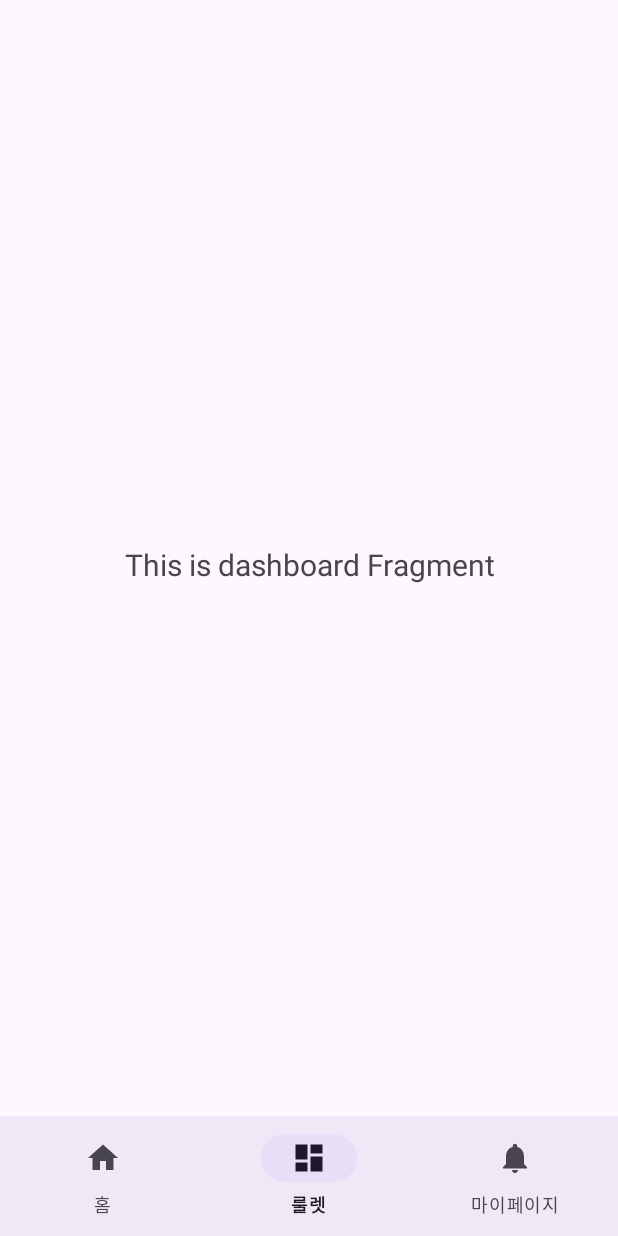
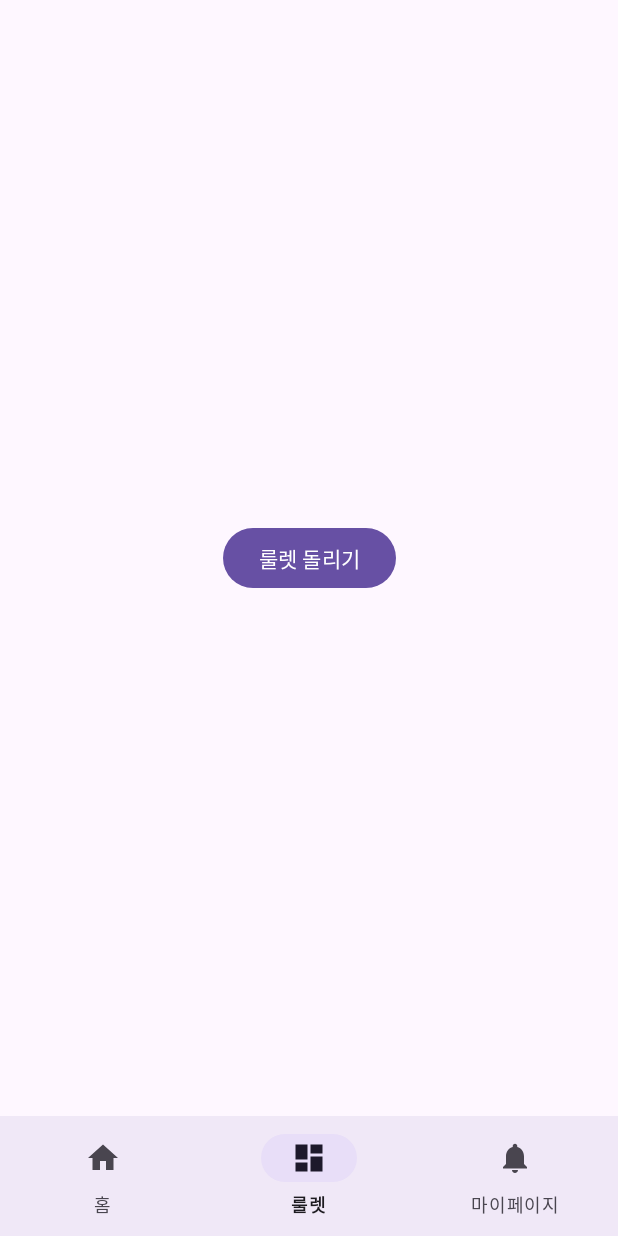
Before and after one commit to JackAhn/RandomFoodGood, an Android app: the screen it shows after launch (MainActivity), item 2 of the bottom bar chosen, on a phone screen of 412 x 824 dp. Run offline under Robolectric (Android 15) with nearby library versions, the phone set to English and light mode, and no system bars; our stand-ins replace navigation-ui.

Commit message:
룰렛 기능 구현

```diff
--- /dev/null
+++ b/app/src/main/java/com/jackahn/randomfoodgood/dao/OnDataPass.kt
@@ -0,0 +1,5 @@
+package com.jackahn.randomfoodgood.dao
+
+interface OnDataPass {
+    fun onDataPass(data: ArrayList<PlaceResult>)
+}
--- a/app/src/main/java/com/jackahn/randomfoodgood/dao/ResultSearchKeyword.kt
+++ b/app/src/main/java/com/jackahn/randomfoodgood/dao/ResultSearchKeyword.kt
@@ -11,4 +11,6 @@ data class Place(
     var road_address_name: String,      // 도로명 주소
     var x: String,                      // X 좌표값, longitude
     var y: String,                      // Y 좌표값, latitude
+    var phone: String,                  // 전화번호
+    var place_url: String               // 카카오맵 위치 정보 URL
 )
--- a/app/src/main/java/com/jackahn/randomfoodgood/view/main/MainActivity.kt
+++ b/app/src/main/java/com/jackahn/randomfoodgood/view/main/MainActivity.kt
@@ -8,11 +8,14 @@ import androidx.navigation.ui.AppBarConfiguration
 import androidx.navigation.ui.setupActionBarWithNavController
 import androidx.navigation.ui.setupWithNavController
 import com.jackahn.randomfoodgood.R
+import com.jackahn.randomfoodgood.dao.OnDataPass
+import com.jackahn.randomfoodgood.dao.PlaceResult
 import com.jackahn.randomfoodgood.databinding.ActivityMainBinding
 
-class MainActivity : AppCompatActivity() {
+class MainActivity : AppCompatActivity(), OnDataPass {
 
     private lateinit var binding: ActivityMainBinding
+    private var result = ArrayList<PlaceResult>()
 
     override fun onCreate(savedInstanceState: Bundle?) {
         super.onCreate(savedInstanceState)
@@ -29,4 +32,12 @@ class MainActivity : AppCompatActivity() {
 //        setupActionBarWithNavController(navController, appBarConfiguration)
         navView.setupWithNavController(navController)
     }
+
+    override fun onDataPass(data: ArrayList<PlaceResult>) {
+        result = data
+    }
+
+    fun getResult(): ArrayList<PlaceResult>{
+        return result
+    }
 }
--- a/app/src/main/java/com/jackahn/randomfoodgood/view/main/dashboard/DashboardFragment.kt
+++ /dev/null
@@ -1,42 +0,0 @@
-package com.jackahn.randomfoodgood.view.main.dashboard
-
-import android.os.Bundle
-import android.view.LayoutInflater
-import android.view.View
-import android.view.ViewGroup
-import android.widget.TextView
-import androidx.fragment.app.Fragment
-import androidx.lifecycle.ViewModelProvider
-import com.jackahn.randomfoodgood.databinding.FragmentDashboardBinding
-
-class DashboardFragment : Fragment() {
-
-    private var _binding: FragmentDashboardBinding? = null
-
-    // This property is only valid between onCreateView and
-    // onDestroyView.
-    private val binding get() = _binding!!
-
-    override fun onCreateView(
-        inflater: LayoutInflater,
-        container: ViewGroup?,
-        savedInstanceState: Bundle?
-    ): View {
-        val dashboardViewModel =
-            ViewModelProvider(this).get(DashboardViewModel::class.java)
-
-        _binding = FragmentDashboardBinding.inflate(inflater, container, false)
-        val root: View = binding.root
-
-        val textView: TextView = binding.textDashboard
-        dashboardViewModel.text.observe(viewLifecycleOwner) {
-            textView.text = it
-        }
-        return root
-    }
-
-    override fun onDestroyView() {
-        super.onDestroyView()
-        _binding = null
-    }
-}
--- a/app/src/main/java/com/jackahn/randomfoodgood/view/main/dashboard/DashboardViewModel.kt
+++ /dev/null
@@ -1,13 +0,0 @@
-package com.jackahn.randomfoodgood.view.main.dashboard
-
-import androidx.lifecycle.LiveData
-import androidx.lifecycle.MutableLiveData
-import androidx.lifecycle.ViewModel
-
-class DashboardViewModel : ViewModel() {
-
-    private val _text = MutableLiveData<String>().apply {
-        value = "This is dashboard Fragment"
-    }
-    val text: LiveData<String> = _text
-}
--- a/app/src/main/java/com/jackahn/randomfoodgood/view/main/home/HomeFragment.kt
+++ b/app/src/main/java/com/jackahn/randomfoodgood/view/main/home/HomeFragment.kt
@@ -3,6 +3,7 @@ package com.jackahn.randomfoodgood.view.main.home
 import android.Manifest
 import android.content.Context
 import android.content.Context.LOCATION_SERVICE
+import android.content.Intent
 import android.content.pm.PackageManager
 import android.location.Location
 import android.location.LocationListener
@@ -13,15 +14,11 @@ import android.view.LayoutInflater
 import android.view.View
 import android.view.ViewGroup
 import android.widget.TextView
-import android.widget.Toast
 import androidx.core.app.ActivityCompat
-import androidx.core.content.ContextCompat.getSystemService
 import androidx.fragment.app.Fragment
-import androidx.lifecycle.ViewModelProvider
 import androidx.recyclerview.widget.LinearLayoutManager
 import androidx.recyclerview.widget.RecyclerView
-import com.jackahn.randomfoodgood.R
-import com.jackahn.randomfoodgood.dao.Place
+import com.jackahn.randomfoodgood.dao.OnDataPass
 import com.jackahn.randomfoodgood.dao.PlaceResult
 import com.jackahn.randomfoodgood.dao.ResultSearchKeyword
 import com.jackahn.randomfoodgood.databinding.FragmentHomeBinding
@@ -36,11 +33,11 @@ import kotlin.math.cos
 import kotlin.math.pow
 import kotlin.math.sin
 import kotlin.math.sqrt
-import kotlin.streams.toList
 
 class HomeFragment : Fragment() {
 
     private var _binding: FragmentHomeBinding? = null
+    lateinit var dataPasser: OnDataPass
 
     private var mLocationManager: LocationManager? = null
     private var locationListener = object : LocationListener {
@@ -56,7 +53,7 @@ class HomeFragment : Fragment() {
     private val binding get() = _binding!!
     companion object {
         const val BASE_URL = "https://dapi.kakao.com/"
-        const val API_KEY = "KakaoAK 377c3dd018b17885357d72c0852114cd"  // REST API 키
+        const val API_KEY = "KakaoAK 377c3dd018b17885357d72c0852114cd"  // 카카오 REST API 키
         const val R = 6372.8 * 1000
     }
 
@@ -90,6 +87,7 @@ class HomeFragment : Fragment() {
             ) == PackageManager.PERMISSION_GRANTED
         ) {
             mLocationManager!!.requestLocationUpdates(LocationManager.GPS_PROVIDER, 10000, 10.0f, locationListener)
+
             val location: Location? = mLocationManager!!.getLastKnownLocation(LocationManager.GPS_PROVIDER)
             location?.let{
                 val latitude = location.latitude
@@ -120,13 +118,18 @@ class HomeFragment : Fragment() {
                 Log.d("Kakao-Result", "Raw: ${response.raw()}")
                 Log.d("Kakao-Result", "Body: ${response.body()}")
 
-                val body = response.body()!!.documents
+                var body = response.body()!!.documents
+                body = body.sortedBy {
+                    getDistance(lat, lng, it.y.toDouble(), it.x.toDouble())
+                }.toList()
                 result.clear()
 
                 body.forEach {
                     result.add(PlaceResult(it.place_name, it.road_address_name,
-                        getDistance(lat, lng, it.y.toDouble(), it.x.toDouble()).toString() + "m"))
+                        (getDistance(lat, lng, it.y.toDouble(), it.x.toDouble()).toString() + "m"), it.phone, it.place_url))
                 }
+
+                passData(result)
 
                 adapter!!.notifyDataSetChanged()
             }
@@ -147,6 +150,15 @@ class HomeFragment : Fragment() {
         return (HomeFragment.R * c).toInt()
     }
 
+    override fun onAttach(context: Context) {
+        super.onAttach(context)
+        dataPasser = context as OnDataPass
+    }
+
+    fun passData(data: ArrayList<PlaceResult>){
+        dataPasser.onDataPass(data)
+    }
+
     override fun onDestroyView() {
         super.onDestroyView()
         _binding = null
@@ -160,7 +172,6 @@ class HomeFragment : Fragment() {
             val distanceText = itemView.findViewById<TextView>(com.jackahn.randomfoodgood.R.id.foodDistance)
         }
 
-
         override fun onCreateViewHolder(parent: ViewGroup, viewType: Int): BoardViewHolder {
             val view = LayoutInflater.from(parent.context).inflate(com.jackahn.randomfoodgood.R.layout.food_detail, parent, false)
             return BoardViewHolder(view)
@@ -170,6 +181,12 @@ class HomeFragment : Fragment() {
             holder.titleText.text = itemList[position].place_name
             holder.placeText.text = itemList[position].road_address_name
             holder.distanceText.text = itemList[position].distance
+
+            holder.itemView.setOnClickListener {
+                val intent = Intent(it.context, DetailFoodActivity::class.java)
+                intent.putExtra("food", itemList[position])
+                it.context.startActivity(intent)
+            }
         }
 
         override fun getItemCount(): Int {
--- /dev/null
+++ b/app/src/main/java/com/jackahn/randomfoodgood/view/main/roulette/RouletteFragment.kt
@@ -0,0 +1,109 @@
+package com.jackahn.randomfoodgood.view.main.roulette
+
+import android.content.Intent
+import android.os.Bundle
+import android.view.LayoutInflater
+import android.view.View
+import android.view.ViewGroup
+import android.widget.Toast
+import androidx.fragment.app.Fragment
+import com.jackahn.randomfoodgood.dao.PlaceResult
+import com.jackahn.randomfoodgood.databinding.FragmentRouletteBinding
+import com.jackahn.randomfoodgood.view.main.MainActivity
+import com.jackahn.randomfoodgood.view.main.home.DetailFoodActivity
+import kotlinx.coroutines.selects.select
+import java.util.Random
+
+class RouletteFragment : Fragment() {
+
+    private var _binding: FragmentRouletteBinding? = null
+
+    // This property is only valid between onCreateView and
+    // onDestroyView.
+    private val binding get() = _binding!!
+
+    private var result = ArrayList<PlaceResult>()
+    private var number: Int = -1
+    private lateinit var random: Random
+
+    override fun onCreateView(
+        inflater: LayoutInflater,
+        container: ViewGroup?,
+        savedInstanceState: Bundle?
+    ): View {
+        _binding = FragmentRouletteBinding.inflate(inflater, container, false)
+        val root: View = binding.root
+        return root
+    }
+
+    override fun onViewCreated(view: View, savedInstanceState: Bundle?) {
+        super.onViewCreated(view, savedInstanceState)
+
+        result = (requireActivity() as MainActivity).getResult()
+        random = Random()
+        init()
+    }
+
+
+    private fun init(){
+        origin()
+
+        binding.startRouletteBtn.setOnClickListener {
+            reroll()
+        }
+
+        binding.rouletteResetBtn.setOnClickListener {
+            origin()
+        }
+    }
+
+    // 초기 상태
+    private fun origin(){
+        binding.rouletteText1.visibility = View.INVISIBLE
+        binding.roulettePlaceText.visibility = View.INVISIBLE
+        binding.rouletteText2.visibility = View.INVISIBLE
+        binding.rouletteShareBtn.visibility = View.INVISIBLE
+        binding.rouletteResetBtn.visibility = View.INVISIBLE
+        binding.imageView2.visibility = View.INVISIBLE
+        binding.rouletteAddrText.visibility = View.INVISIBLE
+
+        binding.startRouletteBtn.visibility = View.VISIBLE
+    }
+
+    // 룰렛 결과 표시
+    private fun reroll(){
+        binding.rouletteText1.visibility = View.VISIBLE
+        binding.roulettePlaceText.visibility = View.VISIBLE
+        binding.rouletteText2.visibility = View.VISIBLE
+        binding.rouletteShareBtn.visibility = View.VISIBLE
+        binding.rouletteResetBtn.visibility = View.VISIBLE
+        binding.imageView2.visibility = View.VISIBLE
+        binding.imageView2.visibility = View.VISIBLE
+        binding.rouletteAddrText.visibility = View.VISIBLE
+
+        binding.startRouletteBtn.visibility = View.INVISIBLE
+
+        number = random.nextInt(result.count())
+
+        val selected = result.get(number)
+        binding.roulettePlaceText.text = selected.place_name
+        binding.rouletteAddrText.text = selected.road_address_name
+
+        //공유하기 버튼
+        binding.rouletteShareBtn.setOnClickListener {
+            val textIntent = Intent(Intent.ACTION_SEND)
+            textIntent.addCategory(Intent.CATEGORY_DEFAULT)
+            textIntent.setType("text/plain")
+
+            textIntent.putExtra(Intent.EXTRA_TEXT, selected.place_name + "\n" + selected.place_url)
+
+            val shareIntent = Intent.createChooser(textIntent, "공유하기")
+            startActivity(shareIntent)
+        }
+    }
+
+    override fun onDestroyView() {
+        super.onDestroyView()
+        _binding = null
+    }
+}
--- a/app/src/main/res/layout/fragment_dashboard.xml
+++ /dev/null
@@ -1,22 +0,0 @@
-<?xml version="1.0" encoding="utf-8"?>
-<androidx.constraintlayout.widget.ConstraintLayout xmlns:android="http://schemas.android.com/apk/res/android"
-    xmlns:app="http://schemas.android.com/apk/res-auto"
-    xmlns:tools="http://schemas.android.com/tools"
-    android:layout_width="match_parent"
-    android:layout_height="match_parent"
-    tools:context=".view.main.dashboard.DashboardFragment">
-
-    <TextView
-        android:id="@+id/text_dashboard"
-        android:layout_width="match_parent"
-        android:layout_height="wrap_content"
-        android:layout_marginStart="8dp"
-        android:layout_marginTop="8dp"
-        android:layout_marginEnd="8dp"
-        android:textAlignment="center"
-        android:textSize="20sp"
-        app:layout_constraintBottom_toBottomOf="parent"
-        app:layout_constraintEnd_toEndOf="parent"
-        app:layout_constraintStart_toStartOf="parent"
-        app:layout_constraintTop_toTopOf="parent" />
-</androidx.constraintlayout.widget.ConstraintLayout>
--- a/app/src/main/res/layout/fragment_insert_name.xml
+++ b/app/src/main/res/layout/fragment_insert_name.xml
@@ -5,10 +5,4 @@
     android:layout_height="match_parent"
     tools:context=".view.login.InsertNameFragment">
 
-    <!-- TODO: Update blank fragment layout -->
-    <TextView
-        android:layout_width="match_parent"
-        android:layout_height="match_parent"
-        android:text="@string/hello_blank_fragment" />
-
 </FrameLayout>
--- /dev/null
+++ b/app/src/main/res/layout/fragment_roulette.xml
@@ -0,0 +1,101 @@
+<?xml version="1.0" encoding="utf-8"?>
+<androidx.constraintlayout.widget.ConstraintLayout xmlns:android="http://schemas.android.com/apk/res/android"
+    xmlns:app="http://schemas.android.com/apk/res-auto"
+    xmlns:tools="http://schemas.android.com/tools"
+    android:layout_width="match_parent"
+    android:layout_height="match_parent"
+    android:layout_margin="16dp"
+    tools:context=".view.main.roulette.RouletteFragment">
+
+    <Button
+        android:id="@+id/startRouletteBtn"
+        android:layout_width="wrap_content"
+        android:layout_height="wrap_content"
+        android:text="룰렛 돌리기"
+        app:layout_constraintBottom_toBottomOf="parent"
+        app:layout_constraintEnd_toEndOf="parent"
+        app:layout_constraintStart_toStartOf="parent"
+        app:layout_constraintTop_toTopOf="parent" />
+
+    <TextView
+        android:id="@+id/rouletteText1"
+        android:layout_width="wrap_content"
+        android:layout_height="wrap_content"
+        android:layout_marginStart="16dp"
+        android:layout_marginTop="40dp"
+        android:text="결과는...!"
+        android:visibility="invisible"
+        app:layout_constraintStart_toStartOf="parent"
+        app:layout_constraintTop_toTopOf="parent" />
+
+    <TextView
+        android:id="@+id/roulettePlaceText"
+        android:layout_width="wrap_content"
+        android:layout_height="wrap_content"
+        android:layout_marginTop="20dp"
+        android:text="TextView"
+        android:visibility="invisible"
+        app:layout_constraintStart_toStartOf="@+id/rouletteText1"
+        app:layout_constraintTop_toBottomOf="@+id/rouletteText1" />
+
+    <TextView
+        android:id="@+id/rouletteText2"
+        android:layout_width="wrap_content"
+        android:layout_height="wrap_content"
+        android:layout_marginTop="20dp"
+        android:text="입니다 축하합니다!"
+        android:visibility="invisible"
+        app:layout_constraintStart_toStartOf="@+id/roulettePlaceText"
+        app:layout_constraintTop_toBottomOf="@+id/roulettePlaceText" />
+
+    <ImageView
+        android:id="@+id/imageView2"
+        android:layout_width="wrap_content"
+        android:layout_height="0dp"
+        android:layout_marginTop="36dp"
+        android:layout_marginBottom="36dp"
+        android:scaleType="fitCenter"
+        android:src="@drawable/sample_map"
+        android:visibility="invisible"
+        app:layout_constraintBottom_toTopOf="@+id/rouletteAddrText"
+        app:layout_constraintEnd_toEndOf="@+id/rouletteShareBtn"
+        app:layout_constraintStart_toStartOf="@+id/rouletteShareBtn"
+        app:layout_constraintTop_toBottomOf="@+id/rouletteText2"
+        app:layout_constraintVertical_bias="0.0" />
+
+    <TextView
+        android:id="@+id/rouletteAddrText"
+        android:layout_width="wrap_content"
+        android:layout_height="wrap_content"
+        android:layout_marginBottom="36dp"
+        android:text="TextView"
+        android:visibility="invisible"
+        app:layout_constraintBottom_toTopOf="@+id/rouletteShareBtn"
+        app:layout_constraintEnd_toEndOf="@+id/rouletteShareBtn"
+        app:layout_constraintStart_toStartOf="@+id/rouletteShareBtn" />
+
+    <Button
+        android:id="@+id/rouletteShareBtn"
+        android:layout_width="0dp"
+        android:layout_height="wrap_content"
+        android:layout_marginBottom="20dp"
+        android:text="공유하기"
+        android:visibility="invisible"
+        app:layout_constraintBottom_toTopOf="@+id/rouletteResetBtn"
+        app:layout_constraintEnd_toEndOf="@+id/rouletteResetBtn"
+        app:layout_constraintStart_toStartOf="@+id/rouletteResetBtn" />
+
+    <Button
+        android:id="@+id/rouletteResetBtn"
+        android:layout_width="0dp"
+        android:layout_height="wrap_content"
+        android:layout_marginStart="16dp"
+        android:layout_marginEnd="16dp"
+        android:layout_marginBottom="40dp"
+        android:text="다시 돌리기"
+        android:visibility="invisible"
+        app:layout_constraintBottom_toBottomOf="parent"
+        app:layout_constraintEnd_toEndOf="parent"
+        app:layout_constraintStart_toStartOf="parent" />
+
+</androidx.constraintlayout.widget.ConstraintLayout>
--- a/app/src/main/res/layout/fragment_select.xml
+++ b/app/src/main/res/layout/fragment_select.xml
@@ -5,10 +5,4 @@
     android:layout_height="match_parent"
     tools:context=".view.login.SelectFragment">
 
-    <!-- TODO: Update blank fragment layout -->
-    <TextView
-        android:layout_width="match_parent"
-        android:layout_height="match_parent"
-        android:text="@string/hello_blank_fragment" />
-
 </FrameLayout>
--- a/app/src/main/res/navigation/mobile_navigation.xml
+++ b/app/src/main/res/navigation/mobile_navigation.xml
@@ -13,13 +13,13 @@
 
     <fragment
         android:id="@+id/navigation_dashboard"
-        android:name="com.jackahn.randomfoodgood.view.main.dashboard.DashboardFragment"
-        android:label="@string/title_dashboard"
-        tools:layout="@layout/fragment_dashboard" />
+        android:name="com.jackahn.randomfoodgood.view.main.roulette.RouletteFragment"
+        android:label="@string/title_roulette"
+        tools:layout="@layout/fragment_roulette" />
 
     <fragment
         android:id="@+id/navigation_notifications"
         android:name="com.jackahn.randomfoodgood.view.main.notifications.NotificationsFragment"
-        android:label="@string/title_notifications"
+        android:label="@string/title_mypage"
         tools:layout="@layout/fragment_notifications" />
 </navigation>
```
Also changed, not shown: app/src/main/AndroidManifest.xml (+6 -8 lines), app/src/main/java/com/jackahn/randomfoodgood/dao/PlaceResult.kt (+6 -2 lines), app/src/main/java/com/jackahn/randomfoodgood/view/main/home/DetailFoodActivity.kt (added, +51 -0 lines), app/src/main/res/layout/activity_detail_food.xml (added, +73 -0 lines), 1 other file.
